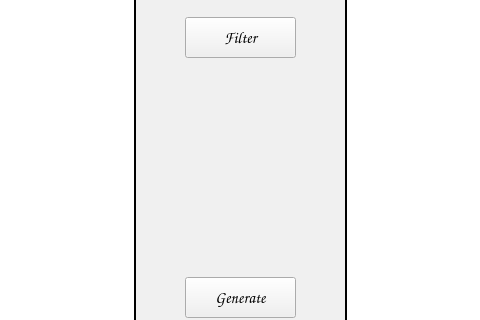
Qt form Playlist-Generator/Playlist-Generator/mainwindow.ui (lauferartyom/PlaylistGenerator) before a commit; both pictures show x 245 to 725 and y 103 to 423 of the 966 by 600 pixel window.
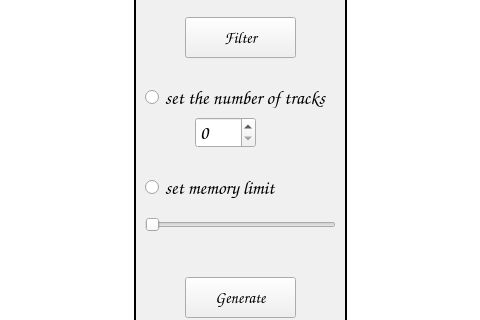
The same form after that commit. Icons and pictures are not drawn.

What changed in the file:
```diff
--- a/Playlist-Generator/Playlist-Generator/mainwindow.ui
+++ b/Playlist-Generator/Playlist-Generator/mainwindow.ui
@@ -437,6 +437,55 @@
      <string>Save</string>
     </property>
    </widget>
+   <widget class="QRadioButton" name="radioButton">
+    <property name="geometry">
+     <rect>
+      <x>390</x>
+      <y>190</y>
+      <width>181</width>
+      <height>21</height>
+     </rect>
+    </property>
+    <property name="text">
+     <string>set the number of tracks</string>
+    </property>
+   </widget>
+   <widget class="QSpinBox" name="spinBox">
+    <property name="geometry">
+     <rect>
+      <x>440</x>
+      <y>220</y>
+      <width>61</width>
+      <height>31</height>
+     </rect>
+    </property>
+   </widget>
+   <widget class="QSlider" name="horizontalSlider">
+    <property name="geometry">
+     <rect>
+      <x>390</x>
+      <y>320</y>
+      <width>191</width>
+      <height>16</height>
+     </rect>
+    </property>
+    <property name="orientation">
+     <enum>Qt::Horizontal</enum>
+    </property>
+   </widget>
+   <widget class="QRadioButton" name="radioButton_2">
+    <property name="geometry">
+     <rect>
+      <x>390</x>
+      <y>280</y>
+      <width>141</width>
+      <height>21</height>
+     </rect>
+    </property>
+    <property name="text">
+     <string>set memory limit</string>
+    </property>
+   </widget>
   </widget>
   <widget class="QStatusBar" name="statusbar"/>
  </widget>
```
Left out of the diff: 6 changed lines with no effect on the pictures.
